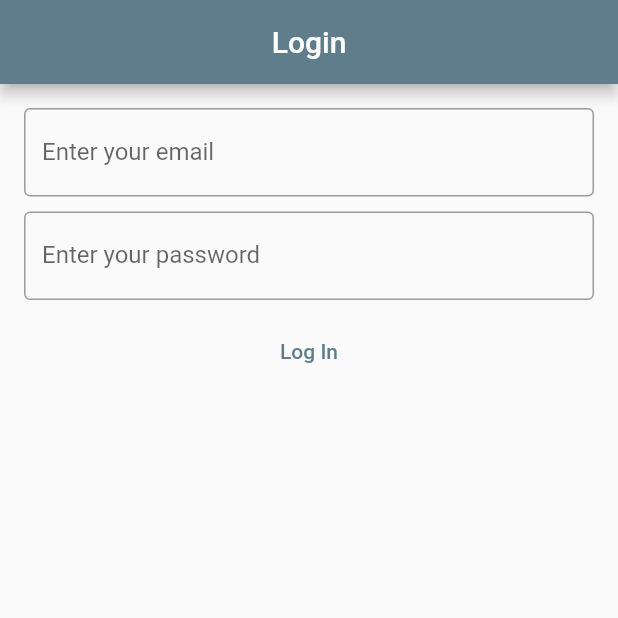
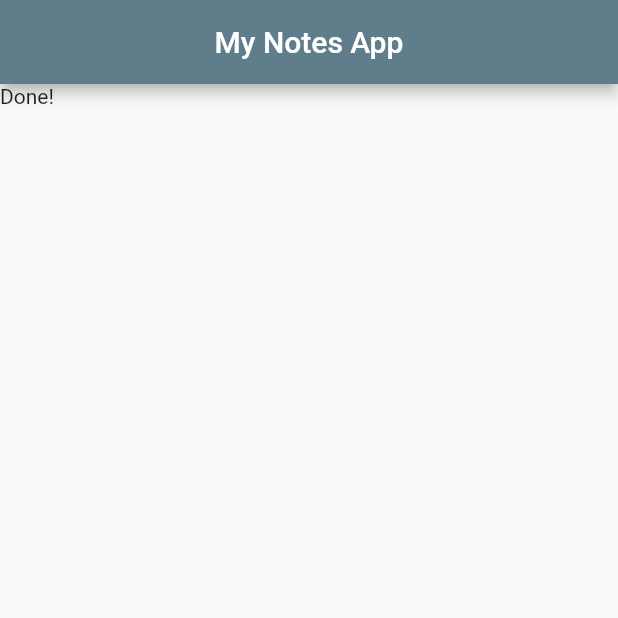
Before and after one commit to kiptooBiwot/flutter-notes-app, a Flutter app: the screen it shows after launch, on a phone screen of 412 x 824 dp, the top half of it. Run offline on Flutter 3.47's test engine with Material 2 defaults, Android fonts, the phone set to English and light mode, and no system bars; our stand-ins replace firebase_auth, firebase_core; accounts and stored records are empty.

Commit message:
Home page

```diff
--- a/lib/main.dart
+++ b/lib/main.dart
@@ -1,5 +1,6 @@
 import 'package:flutter/material.dart';
 import 'package:firebase_core/firebase_core.dart';
+import 'package:notes_app/screens/home.dart';
 import 'package:notes_app/screens/login.dart';
 import 'package:notes_app/screens/register.dart';
 import 'firebase_options.dart';
@@ -7,9 +8,7 @@ import 'firebase_options.dart';
 void main() async {
   // Initialize Firebase to the project
   WidgetsFlutterBinding.ensureInitialized();
-  await Firebase.initializeApp(
-    options: DefaultFirebaseOptions.currentPlatform,
-  );
+
   runApp(const NotesApp());
 }
 
@@ -23,7 +22,7 @@ class NotesApp extends StatelessWidget {
       theme: ThemeData(
         primarySwatch: Colors.blueGrey,
       ),
-      home: const LoginView(),
+      home: const HomePage(),
     );
   }
 }
--- /dev/null
+++ b/lib/screens/home.dart
@@ -0,0 +1,38 @@
+import 'package:firebase_auth/firebase_auth.dart';
+import 'package:firebase_core/firebase_core.dart';
+import 'package:flutter/material.dart';
+import 'package:notes_app/firebase_options.dart';
+
+class HomePage extends StatelessWidget {
+  const HomePage({Key? key}) : super(key: key);
+
+  @override
+  Widget build(BuildContext context) {
+    return Scaffold(
+      appBar: AppBar(
+        title: const Text('My Notes App'),
+        centerTitle: true,
+      ),
+      body: FutureBuilder(
+        future: Firebase.initializeApp(
+          options: DefaultFirebaseOptions.currentPlatform,
+        ),
+        builder: (context, snapshot) {
+          switch (snapshot.connectionState) {
+            case ConnectionState.done:
+              final user = FirebaseAuth.instance.currentUser;
+              final emailVerified = user?.emailVerified ?? false;
+              if (emailVerified) {
+                print('Email is verified!');
+              } else {
+                print('Email isn\'t verified yet');
+              }
+              return const Text('Done!');
+            default:
+              return const Text('Loading....');
+          }
+        },
+      ),
+    );
+  }
+}
```
Also changed, not shown: lib/screens/register.dart (+16 -1 lines).
